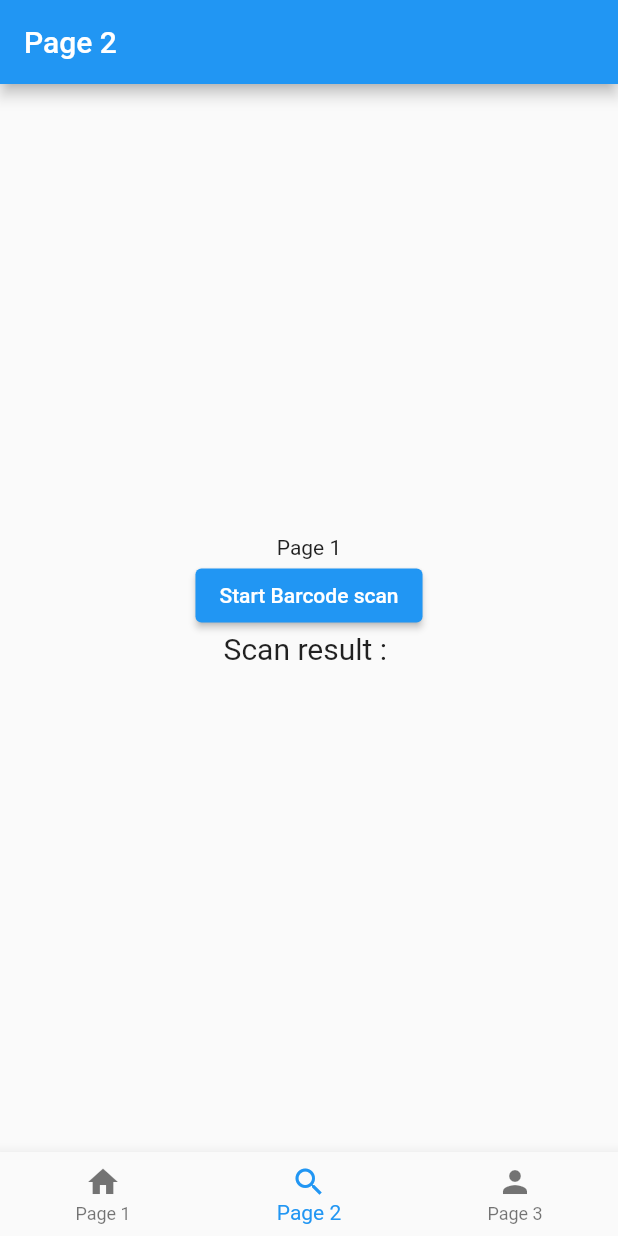
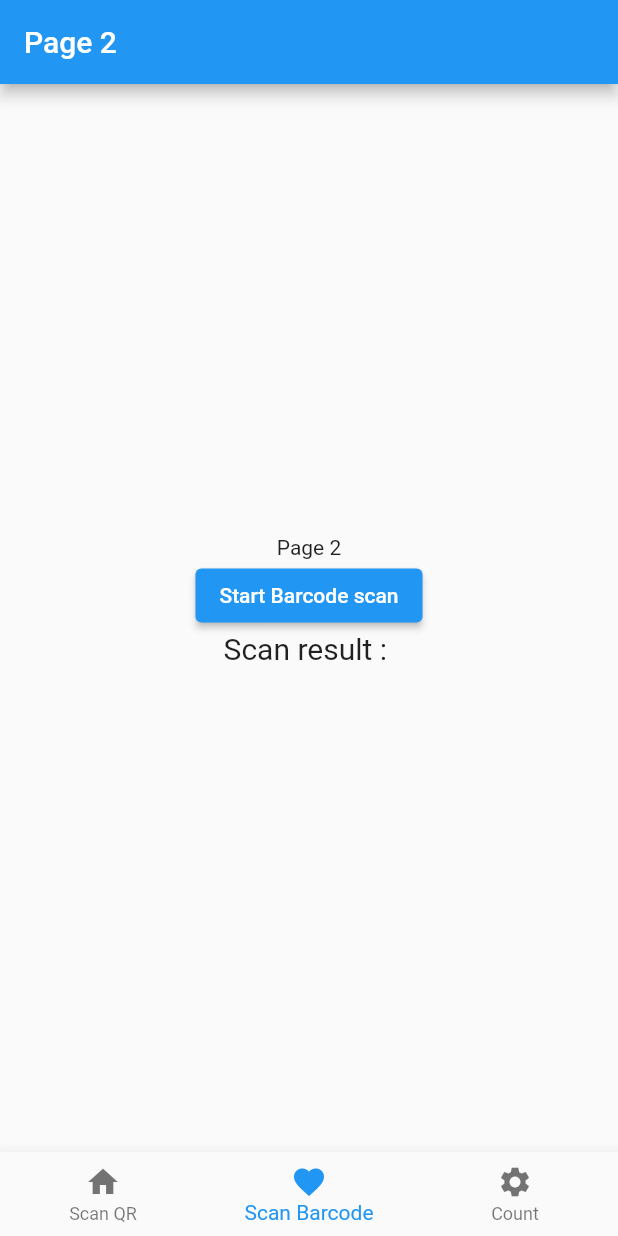
Before and after one commit to BW-BW/myscanner, a Flutter app: the screen it shows after launch, item 2 of the bottom bar chosen, after a tap on "Start Barcode scan", on a phone screen of 412 x 824 dp. Run offline on Flutter 3.47's test engine with Material 2 defaults, Android fonts, the phone set to English and light mode, and no system bars; missing offline and left inert: flutter_barcode_scanner.

Commit message:
Seperated into multiple files
problem occur = cannot hold the value after scanning because it initialize a new string each time a screen is called

```diff
--- a/lib/main.dart
+++ b/lib/main.dart
@@ -1,5 +1,7 @@
 import 'package:flutter/material.dart';
-import 'package:flutter_barcode_scanner/flutter_barcode_scanner.dart';
+import 'pages/page1.dart';
+import 'pages/page2.dart';
+import 'pages/page3.dart';
 
 void main() => runApp(const MyApp());
 
@@ -24,128 +26,41 @@ class MyHomePage extends StatefulWidget {
 }
 
 class MyHomePageState extends State<MyHomePage> {
-  int _currentIndex = 0;
-  String _scanBarcode = 'Unknown';
-  int _counter = 0;
+  int _selectedIndex = 0;
+  static List<Widget> pageszz = <Widget>[
+    const MyPage1(),
+    const MyPage2(),
+    const MyPage3(),
+  ];
 
-  Future<void> scanQR() async {
-    String barcodeScanRes;
-    try {
-      barcodeScanRes = await FlutterBarcodeScanner.scanBarcode(
-          '#ff6666', 'Cancel', true, ScanMode.QR);
-    } catch (e) {
-      barcodeScanRes = 'Failed to get platform version.';
-    }
-    if (!mounted) return;
-
+  void _onItemTapped(int index) {
     setState(() {
-      _scanBarcode = barcodeScanRes;
-    });
-  }
-
-  Future<void> scanBarcodeNormal() async {
-    String barcodeScanRes;
-    try {
-      barcodeScanRes = await FlutterBarcodeScanner.scanBarcode(
-          '#ff6666', 'Cancel', true, ScanMode.BARCODE);
-    } catch (e) {
-      barcodeScanRes = 'Failed to get platform version.';
-    }
-    if (!mounted) return;
-
-    setState(() {
-      _scanBarcode = barcodeScanRes;
-    });
-  }
-
-  void _incrementCounter() {
-    setState(() {
-      _counter++;
+      _selectedIndex = index;
     });
   }
 
   @override
   Widget build(BuildContext context) {
-    final List<Widget> pages = [
-      Scaffold(
-        appBar: AppBar(title: const Text('Page 1')),
-        body: Center(
-          child: Column(
-            mainAxisAlignment: MainAxisAlignment.center,
-            children: <Widget>[
-              const Text('Page 1'),
-              ElevatedButton(
-                onPressed: scanQR,
-                child: const Text('Start QR scan'),
-              ),
-            ],
-          ),
-        ),
-      ),
-      Scaffold(
-        appBar: AppBar(title: const Text('Page 2')),
-        body: Center(
-          child: Column(
-            mainAxisAlignment: MainAxisAlignment.center,
-            children: <Widget>[
-              const Text('Page 1'),
-              ElevatedButton(
-                  onPressed: scanBarcodeNormal,
-                  child: const Text('Start Barcode scan')),
-              Text('Scan result : $_scanBarcode\n',
-                  style: const TextStyle(fontSize: 20)),
-            ],
-          ),
-        ),
-      ),
-      Scaffold(
-        appBar: AppBar(title: const Text('Page 3')),
-        body: Center(
-          child: Column(
-            mainAxisAlignment: MainAxisAlignment.center,
-            children: <Widget>[
-              const Text('You have pushed the button this many times:'),
-              Text(
-                '$_counter',
-                style: Theme.of(context).textTheme.headline4,
-              ),
-            ],
-          ),
-        ),
-        floatingActionButton: FloatingActionButton(
-          onPressed: _incrementCounter,
-          tooltip: 'Increment',
-          child: const Icon(Icons.add),
-        ),
-      ),
-    ];
-
     return Scaffold(
-      body: IndexedStack(
-        index: _currentIndex,
-        children: pages,
-      ),
+      body: pageszz[_selectedIndex],
       bottomNavigationBar: BottomNavigationBar(
-        currentIndex: _currentIndex,
-        onTap: (index) {
-          setState(() {
-            _currentIndex = index;
-          });
-        },
-        items: const [
+        items: const <BottomNavigationBarItem>[
           BottomNavigationBarItem(
             icon: Icon(Icons.home),
-            label: 'Page 1',
+            label: 'Scan QR',
           ),
           BottomNavigationBarItem(
-            icon: Icon(Icons.search),
-            label: 'Page 2',
+            icon: Icon(Icons.favorite),
+            label: 'Scan Barcode',
           ),
           BottomNavigationBarItem(
-            icon: Icon(Icons.person),
-            label: 'Page 3',
+            icon: Icon(Icons.settings),
+            label: 'Count',
           ),
         ],
+        currentIndex: _selectedIndex,
+        selectedItemColor: Colors.blue,
+        onTap: _onItemTapped,
       ),
     );
   }
--- /dev/null
+++ b/lib/pages/page1.dart
@@ -0,0 +1,46 @@
+import 'package:flutter/material.dart';
+import 'package:flutter_barcode_scanner/flutter_barcode_scanner.dart';
+
+class MyPage1 extends StatefulWidget {
+  const MyPage1({super.key});
+  @override
+  MyPage1State createState() => MyPage1State();
+}
+
+class MyPage1State extends State<MyPage1> {
+  String _scanBarcode = 'Unknown';
+
+  Future<void> scanQR() async {
+    String barcodeScanRes;
+    try {
+      barcodeScanRes = await FlutterBarcodeScanner.scanBarcode(
+          '#ff6666', 'Cancel', true, ScanMode.QR);
+    } catch (e) {
+      barcodeScanRes = 'Failed to get platform version.';
+    }
+    if (!mounted) return;
+
+    setState(() {
+      _scanBarcode = barcodeScanRes;
+    });
+  }
+
+  @override
+  Widget build(BuildContext context) {
+    return Scaffold(
+      appBar: AppBar(title: const Text('Page 1')),
+      body: Center(
+        child: Column(
+          mainAxisAlignment: MainAxisAlignment.center,
+          children: <Widget>[
+            const Text('Page 1'),
+            ElevatedButton(
+                onPressed: scanQR, child: const Text('Start QR scan')),
+            Text('Scan result : $_scanBarcode\n',
+                style: const TextStyle(fontSize: 20)),
+          ],
+        ),
+      ),
+    );
+  }
+}
--- /dev/null
+++ b/lib/pages/page2.dart
@@ -0,0 +1,47 @@
+import 'package:flutter/material.dart';
+import 'package:flutter_barcode_scanner/flutter_barcode_scanner.dart';
+
+class MyPage2 extends StatefulWidget {
+  const MyPage2({super.key});
+  @override
+  MyPage2State createState() => MyPage2State();
+}
+
+class MyPage2State extends State<MyPage2> {
+  String _scanBarcode = 'Unknown';
+
+  Future<void> scanBarcodeNormal() async {
+    String barcodeScanRes;
+    try {
+      barcodeScanRes = await FlutterBarcodeScanner.scanBarcode(
+          '#ff6666', 'Cancel', true, ScanMode.BARCODE);
+    } catch (e) {
+      barcodeScanRes = 'Failed to get platform version.';
+    }
+    if (!mounted) return;
+
+    setState(() {
+      _scanBarcode = barcodeScanRes;
+    });
+  }
+
+  @override
+  Widget build(BuildContext context) {
+    return Scaffold(
+      appBar: AppBar(title: const Text('Page 2')),
+      body: Center(
+        child: Column(
+          mainAxisAlignment: MainAxisAlignment.center,
+          children: <Widget>[
+            const Text('Page 2'),
+            ElevatedButton(
+                onPressed: scanBarcodeNormal,
+                child: const Text('Start Barcode scan')),
+            Text('Scan result : $_scanBarcode\n',
+                style: const TextStyle(fontSize: 20)),
+          ],
+        ),
+      ),
+    );
+  }
+}
--- /dev/null
+++ b/lib/pages/page3.dart
@@ -0,0 +1,41 @@
+import 'package:flutter/material.dart';
+
+class MyPage3 extends StatefulWidget {
+  const MyPage3({super.key});
+  @override
+  MyPage3State createState() => MyPage3State();
+}
+
+class MyPage3State extends State<MyPage3> {
+  int _counter = 0;
+
+  void _incrementCounter() {
+    setState(() {
+      _counter++;
+    });
+  }
+
+  @override
+  Widget build(BuildContext context) {
+    return Scaffold(
+      appBar: AppBar(title: const Text('Page 3')),
+      body: Center(
+        child: Column(
+          mainAxisAlignment: MainAxisAlignment.center,
+          children: <Widget>[
+            const Text('You have pushed the button this many times:'),
+            Text(
+              '$_counter',
+              style: Theme.of(context).textTheme.headline4,
+            ),
+          ],
+        ),
+      ),
+      floatingActionButton: FloatingActionButton(
+        onPressed: _incrementCounter,
+        tooltip: 'Increment',
+        child: const Icon(Icons.add),
+      ),
+    );
+  }
+}
```
